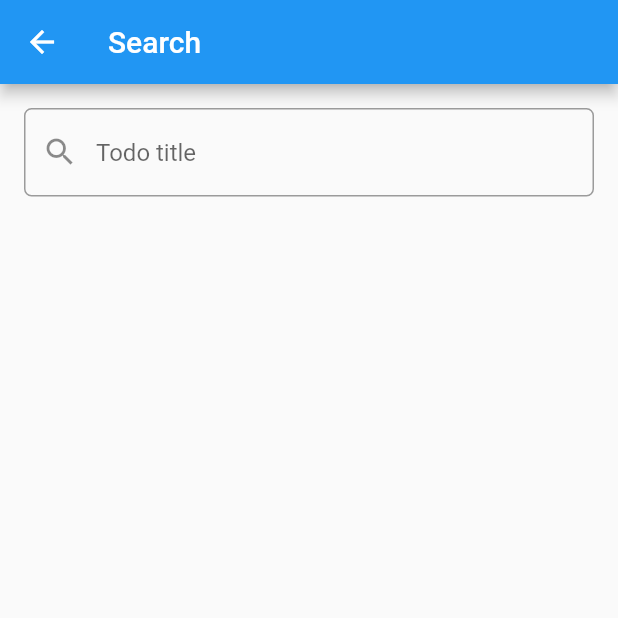
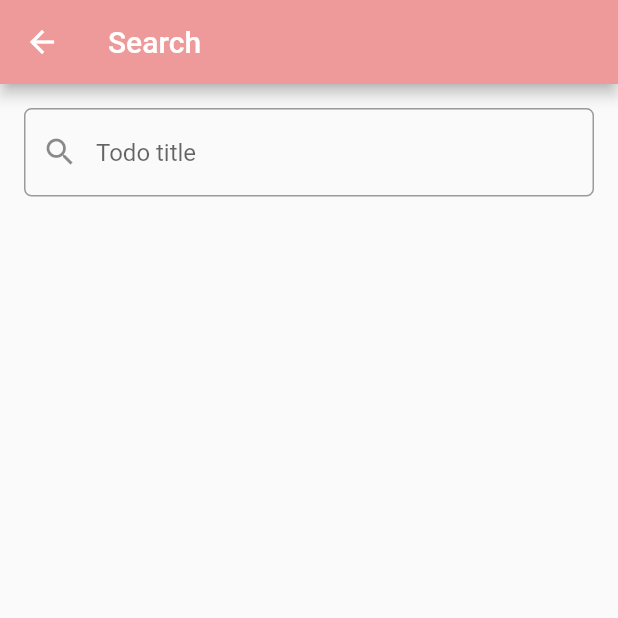
Before and after one commit to baold02/todo_list_app, a Flutter app: the screen it shows after launch, after a tap on the "search" icon, on a phone screen of 412 x 824 dp, the top half of it. Run offline on Flutter 3.47's test engine with Material 2 defaults, Android fonts, the phone set to English and light mode, and no system bars; our stand-ins replace flutter_slidable.

Commit message:
le duc bao

```diff
--- a/lib/main.dart
+++ b/lib/main.dart
@@ -38,7 +38,8 @@ class _MyHomePageState extends State<MyHomePage> {
   var _newest = false;
   @override
   Widget build(BuildContext context) {
-    return  Scaffold(
+    return  GestureDetector(
+      child: Scaffold(
           appBar: AppBar(title: Text('Todo App',style: TextStyle(
             color: Colors.black,
             fontWeight: FontWeight.bold
@@ -84,10 +85,13 @@ class _MyHomePageState extends State<MyHomePage> {
                 );
             },
             child:  Icon(Icons.add,),
+
           ),
         body: TodoList(),
 
 
+
+        ),
     );
 
 
--- a/lib/screens/search_todo_screen.dart
+++ b/lib/screens/search_todo_screen.dart
@@ -2,6 +2,7 @@ import 'package:flutter/material.dart';
 import 'package:provider/provider.dart';
 import 'package:todo_list_app/widgets/todo_item.dart';
 
+import '../controllors/todo_controllor.dart';
 import '../controllors/todo_controllor.dart';
 import '../models/todo_model.dart';
 class SearchScreen extends StatefulWidget {
@@ -15,7 +16,6 @@ class SearchScreen extends StatefulWidget {
 class _SearchScreenState extends State<SearchScreen> {
 
   final controller = TextEditingController();
-  List<TodoModel> todos1 = TodoControllor().todos;
   TodoControllor get todoController => context.read<TodoControllor>();
   void seacrh(String value){
     setState(() {
@@ -27,7 +27,10 @@ class _SearchScreenState extends State<SearchScreen> {
   Widget build(BuildContext context) {
     return Scaffold(
       appBar: AppBar(
+
         title: Text('Search'),
+        backgroundColor: Colors.red[200],
+
       ),
       body: Column(
           children: [
--- a/lib/screens/todo_detail_screen.dart
+++ b/lib/screens/todo_detail_screen.dart
@@ -18,6 +18,7 @@ class _TodoDetailsScreenState extends State<TodoDetailsScreen> {
     return Scaffold(
       appBar: AppBar(
         title: Text(loadTodo?.title ?? ""),
+        backgroundColor: Colors.red[200],
       ),
       body: Container(
         alignment: Alignment.center,
```
Lines whose indentation alone changed are shown as unchanged.
